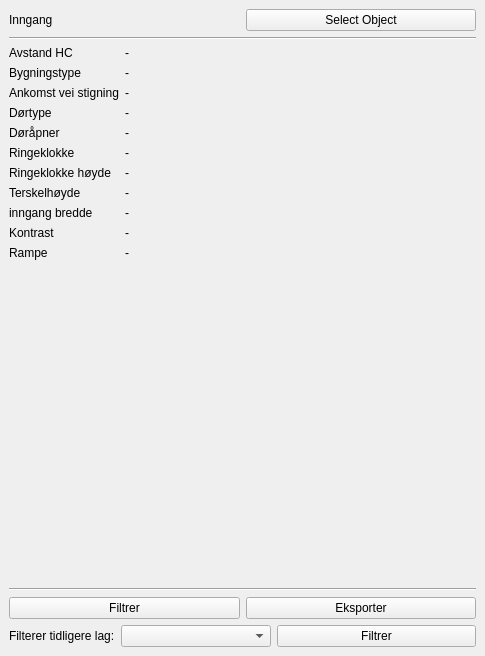
Above: ui/infoWidget.ui from KaspArno/MasterGUI before the change. Below: the same form after it.
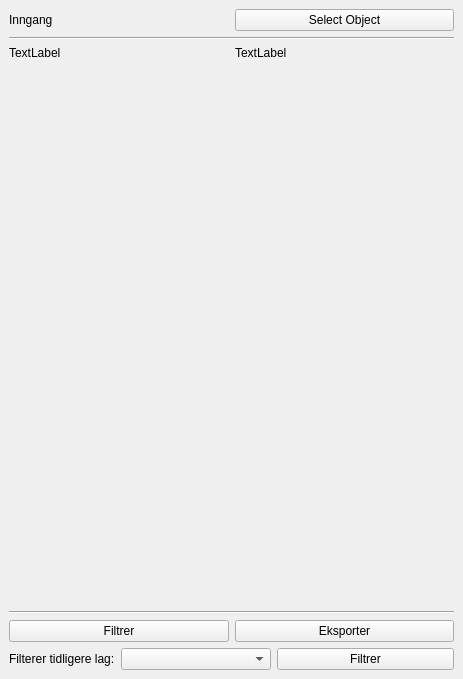
That is the form after the change.

Commit message: Får Jul endringer

What changed in the file:
```diff
--- a/ui/infoWidget.ui
+++ b/ui/infoWidget.ui
@@ -6,8 +6,8 @@
    <rect>
     <x>0</x>
     <y>0</y>
-    <width>485</width>
-    <height>656</height>
+    <width>463</width>
+    <height>679</height>
    </rect>
   </property>
   <property name="windowTitle">
@@ -46,163 +46,36 @@
        </widget>
       </item>
       <item>
-       <layout class="QFormLayout" name="formLayout">
+       <layout class="QGridLayout" name="gridLayout">
         <item row="0" column="0">
-         <widget class="QLabel" name="label_avstand_hc">
+         <widget class="QLabel" name="label_2">
           <property name="text">
-           <string>Avstand HC</string>
+           <string>TextLabel</string>
           </property>
          </widget>
         </item>
         <item row="0" column="1">
-         <widget class="QLabel" name="label_avstand_hc_text">
+         <widget class="QLabel" name="label_3">
           <property name="text">
-           <string>-</string>
-          </property>
-         </widget>
-        </item>
-        <item row="1" column="0">
-         <widget class="QLabel" name="label_byggningstype">
-          <property name="text">
-           <string>Bygningstype</string>
-          </property>
-         </widget>
-        </item>
-        <item row="1" column="1">
-         <widget class="QLabel" name="label_byggningstype_text">
-          <property name="text">
-           <string>-</string>
-          </property>
-         </widget>
-        </item>
-        <item row="2" column="0">
-         <widget class="QLabel" name="label_ank_vei_stigning">
-          <property name="text">
-           <string>Ankomst vei stigning</string>
-          </property>
-         </widget>
-        </item>
-        <item row="2" column="1">
-         <widget class="QLabel" name="label_ank_vei_stigning_text">
-          <property name="text">
-           <string>-</string>
-          </property>
-         </widget>
-        </item>
-        <item row="3" column="0">
-         <widget class="QLabel" name="label_dortype">
-          <property name="text">
-           <string>Dørtype</string>
-          </property>
-         </widget>
-        </item>
-        <item row="3" column="1">
-         <widget class="QLabel" name="label_dortype_text">
-          <property name="text">
-           <string>-</string>
-          </property>
-         </widget>
-        </item>
-        <item row="4" column="0">
-         <widget class="QLabel" name="label_dorapner">
-          <property name="text">
-           <string>Døråpner</string>
-          </property>
-         </widget>
-        </item>
-        <item row="4" column="1">
-         <widget class="QLabel" name="label_dorapner_text">
-          <property name="text">
-           <string>-</string>
-          </property>
-         </widget>
-        </item>
-        <item row="5" column="0">
-         <widget class="QLabel" name="label_ringeklokke">
-          <property name="text">
-           <string>Ringeklokke</string>
-          </property>
-         </widget>
-        </item>
-        <item row="5" column="1">
-         <widget class="QLabel" name="label_ringeklokke_text">
-          <property name="text">
-           <string>-</string>
-          </property>
-         </widget>
-        </item>
-        <item row="6" column="0">
-         <widget class="QLabel" name="label__ringeklokke_hoyde">
-          <property name="text">
-           <string>Ringeklokke høyde</string>
-          </property>
-         </widget>
-        </item>
-        <item row="6" column="1">
-         <widget class="QLabel" name="label_ringeklokke_hoyde_text">
-          <property name="text">
-           <string>-</string>
-          </property>
-         </widget>
-        </item>
-        <item row="7" column="0">
-         <widget class="QLabel" name="label_terskelhoyde">
-          <property name="text">
-           <string>Terskelhøyde</string>
-          </property>
-         </widget>
-        </item>
-        <item row="7" column="1">
-         <widget class="QLabel" name="label_terskelhoyde_text">
-          <property name="text">
-           <string>-</string>
-          </property>
-         </widget>
-        </item>
-        <item row="8" column="0">
-         <widget class="QLabel" name="label_inngang_bredde">
-          <property name="text">
-           <string>inngang bredde</string>
-          </property>
-         </widget>
-        </item>
-        <item row="8" column="1">
-         <widget class="QLabel" name="label_inngang_bredde_text">
-          <property name="text">
-           <string>-</string>
-          </property>
-         </widget>
-        </item>
-        <item row="9" column="0">
-         <widget class="QLabel" name="label_kontrast">
-          <property name="text">
-           <string>Kontrast</string>
-          </property>
-         </widget>
-        </item>
-        <item row="9" column="1">
-         <widget class="QLabel" name="label_kontrast_text">
-          <property name="text">
-           <string>-</string>
-          </property>
-         </widget>
-        </item>
-        <item row="10" column="0">
-         <widget class="QLabel" name="label_rampe">
-          <property name="text">
-           <string>Rampe</string>
-          </property>
-         </widget>
-        </item>
-        <item row="10" column="1">
-         <widget class="QLabel" name="label_rampe_text">
-          <property name="text">
-           <string>-</string>
+           <string>TextLabel</string>
           </property>
          </widget>
         </item>
        </layout>
       </item>
+      <item>
+       <spacer name="verticalSpacer">
+        <property name="orientation">
+         <enum>Qt::Vertical</enum>
+        </property>
+        <property name="sizeHint" stdset="0">
+         <size>
+          <width>20</width>
+          <height>40</height>
+         </size>
+        </property>
+       </spacer>
+      </item>
       <item>
        <widget class="Line" name="line_2">
         <property name="orientation">
```
The commit also changes 2 other files.
